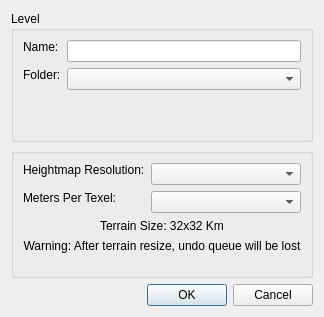
First picture: the form in dev/Code/Sandbox/Editor/NewLevelDialog.ui, repository aws/lumberyard, before the edit.
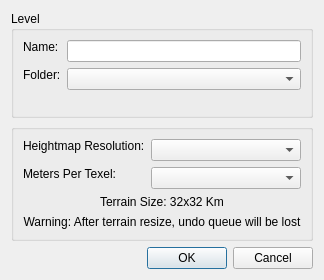
Second picture: the form after the edit.

Patch:
```diff
--- a/dev/Code/Sandbox/Editor/NewLevelDialog.ui
+++ b/dev/Code/Sandbox/Editor/NewLevelDialog.ui
@@ -6,8 +6,8 @@
    <rect>
     <x>0</x>
     <y>0</y>
-    <width>292</width>
-    <height>317</height>
+    <width>320</width>
+    <height>280</height>
    </rect>
   </property>
   <layout class="QGridLayout" name="gridLayout">
```
